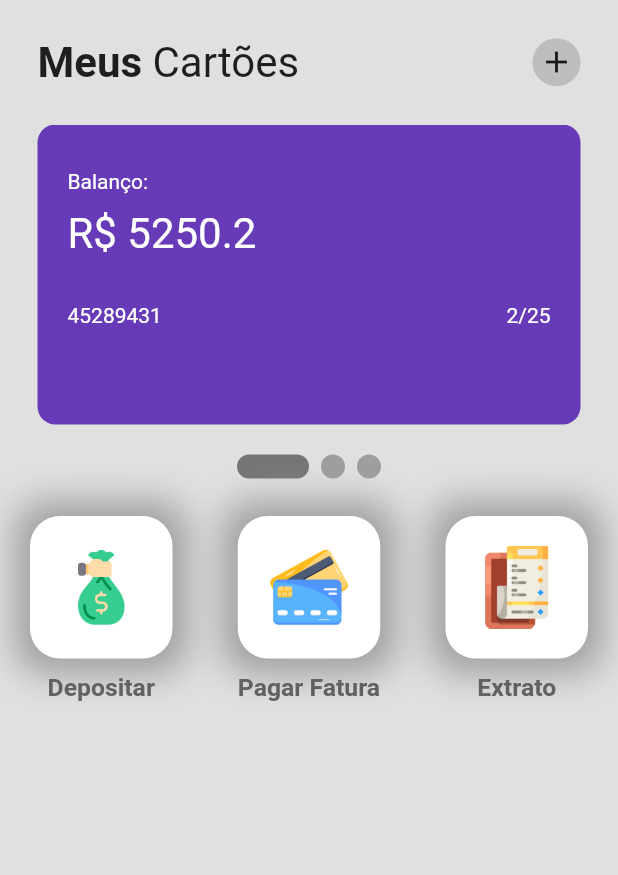
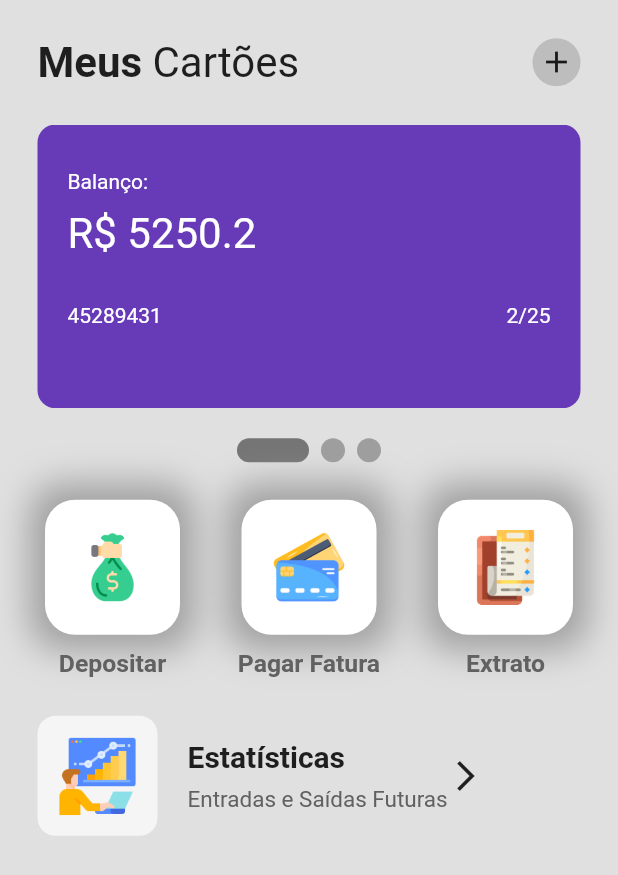
Before and after one commit to Patrickalvares/walletappui, a Flutter app: the screen it shows after launch, on a phone screen of 412 x 824 dp. Shown: the top 875 px of the screen. Run offline on Flutter 3.47's test engine with Material 2 defaults, Android fonts, the phone set to English and light mode, and no system bars; drawn by our look-alikes of smooth_page_indicator.

Commit message:
Statistics button

```diff
--- a/lib/pages/home_page.dart
+++ b/lib/pages/home_page.dart
@@ -55,7 +55,7 @@ class _HomePageState extends State<HomePage> {
             ),
             const SizedBox(height: 25),
             Container(
-              height: 200,
+              height: 189.21,
               child: PageView(
                 scrollDirection: Axis.horizontal,
                 controller: _controller,
@@ -94,7 +94,7 @@ class _HomePageState extends State<HomePage> {
             ),
             const SizedBox(height: 25),
             Padding(
-              padding: const EdgeInsets.symmetric(horizontal: 20.0),
+              padding: const EdgeInsets.symmetric(horizontal: 30.0),
               child: Row(
                 mainAxisAlignment: MainAxisAlignment.spaceBetween,
                 children: const [
@@ -113,9 +113,52 @@ class _HomePageState extends State<HomePage> {
                 ],
               ),
             ),
-            SizedBox(height: 25),
-            Column(
-              children: [],
+            Padding(
+              padding: const EdgeInsets.all(25.0),
+              child: Column(
+                children: [
+                  Row(
+                    children: [
+                      Row(
+                        mainAxisAlignment: MainAxisAlignment.spaceBetween,
+                        children: [
+                          Container(
+                            padding: EdgeInsets.all(12),
+                            decoration: BoxDecoration(
+                              borderRadius: BorderRadius.circular(12),
+                              color: Colors.grey.shade100,
+                            ),
+                            height: 80,
+                            child: Image.asset('lib/images/statistics.png'),
+                          ),
+                          SizedBox(width: 20),
+                          Column(
+                            crossAxisAlignment: CrossAxisAlignment.start,
+                            children: [
+                              Text(
+                                'Estatísticas',
+                                style: TextStyle(
+                                  fontWeight: FontWeight.bold,
+                                  fontSize: 20,
+                                ),
+                              ),
+                              SizedBox(height: 8),
+                              Text(
+                                'Entradas e Saídas Futuras',
+                                style: TextStyle(
+                                  fontSize: 15,
+                                  color: Colors.grey.shade700,
+                                ),
+                              ),
+                            ],
+                          ),
+                          Icon(Icons.arrow_forward_ios),
+                        ],
+                      ),
+                    ],
+                  )
+                ],
+              ),
             )
           ],
         ),
--- a/lib/util/my_button.dart
+++ b/lib/util/my_button.dart
@@ -11,7 +11,7 @@ class MyButton extends StatelessWidget {
     return Column(
       children: [
         Container(
-          height: 95,
+          height: 90,
           padding: const EdgeInsets.all(20),
           decoration: BoxDecoration(
             color: Colors.white,
```
Also changed, not shown: lib/images/statistics.png (added).
